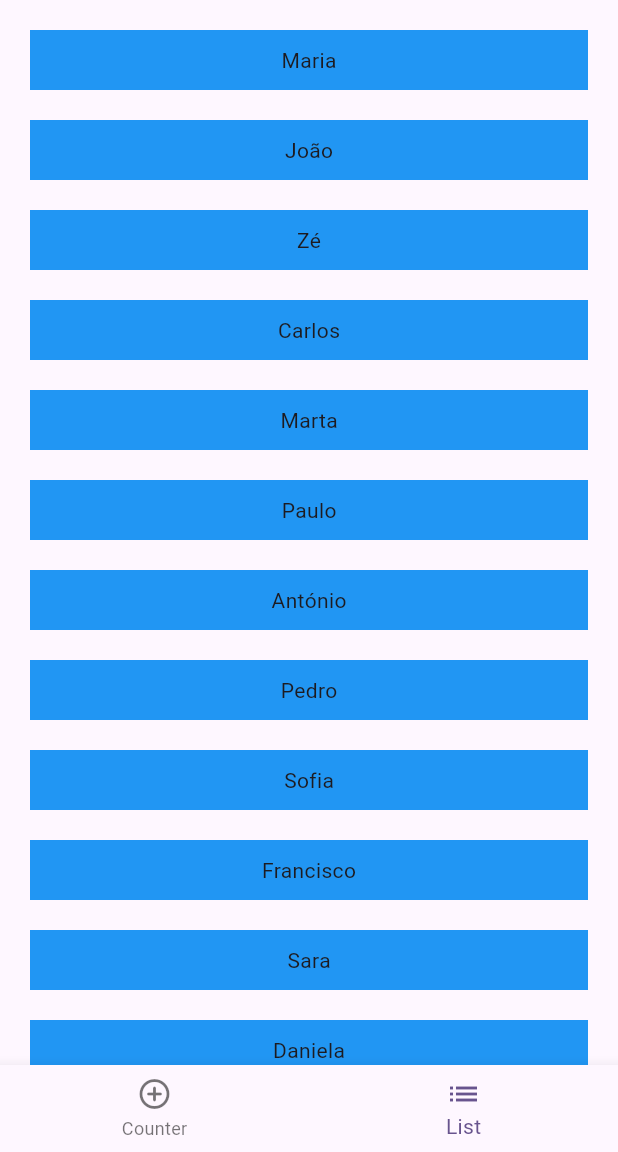
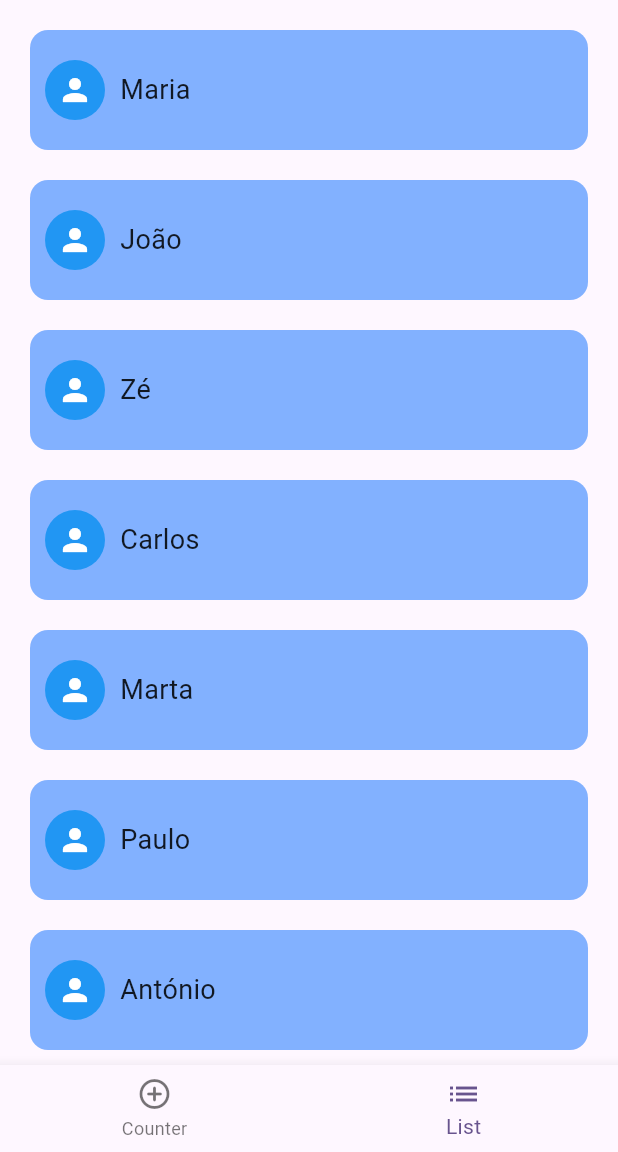
Before and after one commit to a-manuel-pereira-alb/feup_flutter_demo, a Flutter app: the screen it shows after launch, item 2 of the bottom bar chosen, on a phone screen of 412 x 824 dp, the part 84-1236 px from its top. Run offline on Flutter 3.47's test engine with Material 3 defaults, Android fonts, the phone set to English and light mode, and no system bars.

Commit message:
- Changed PersonItem; - Made a fix on ListPage.

```diff
--- a/lib/ui/list/components/person_item.dart
+++ b/lib/ui/list/components/person_item.dart
@@ -16,10 +16,40 @@ class PersonItem extends StatelessWidget {
     return GestureDetector(
       onTap: () => onTap.call(),
       child: Container(
+        height: 80,
         padding: const EdgeInsets.all(10),
-        color: Colors.blue,
-        child: Center(
-          child: Text(person.name),
+        decoration: BoxDecoration(
+          color: Colors.blueAccent.shade100,
+          borderRadius: const BorderRadius.all(
+            Radius.circular(12),
+          ),
+        ),
+        child: Row(
+          children: [
+            Container(
+              height: 40,
+              width: 40,
+              decoration: const BoxDecoration(
+                color: Colors.blue,
+                shape: BoxShape.circle,
+              ),
+              child: const Icon(
+                Icons.person,
+                color: Colors.white,
+                //size: 40,
+              ),
+            ),
+            const SizedBox(width: 10),
+            Expanded(
+              child: Text(
+                person.name,
+                style: const TextStyle(
+                  color: Colors.black87,
+                  fontSize: 18,
+                ),
+              ),
+            ),
+          ],
         ),
       ),
     );
--- a/lib/ui/list/list_page.dart
+++ b/lib/ui/list/list_page.dart
@@ -34,7 +34,7 @@ class _ListPageState extends State<ListPage> {
       const PersonModel(name: 'Manuela'),
       const PersonModel(name: 'Alice'),
       const PersonModel(name: 'Vitor'),
-      const PersonModel(name: 'Maria'),
+      const PersonModel(name: 'Francisca'),
     ];
 
     return Material(
@@ -42,8 +42,10 @@ class _ListPageState extends State<ListPage> {
         padding: const EdgeInsets.all(20),
         itemCount: people.length,
         itemBuilder: (context, index) {
+          final isLastPerson = people.last == people[index];
+
           return Padding(
-            padding: const EdgeInsets.only(bottom: 20),
+            padding: EdgeInsets.only(bottom: isLastPerson ? 0 : 20),
             child: PersonItem(
               person: people[index],
               onTap: () {
```
